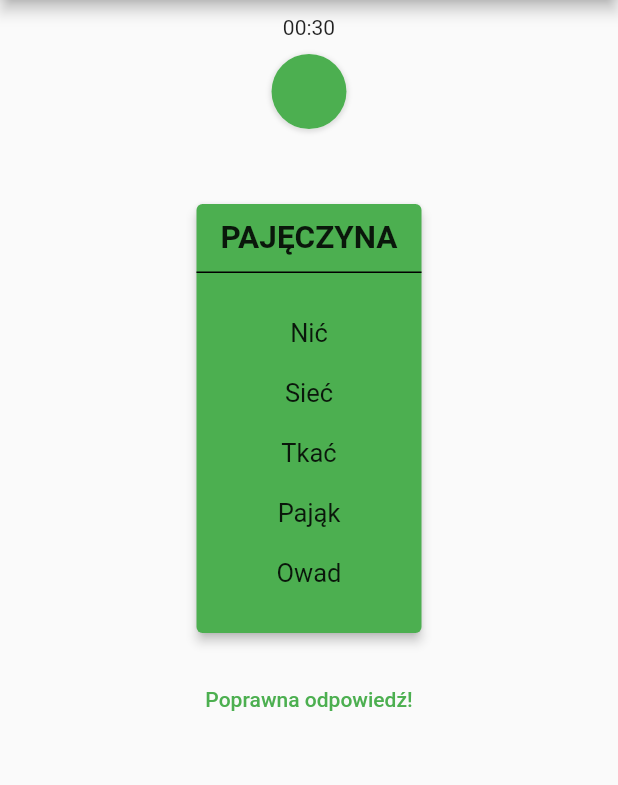
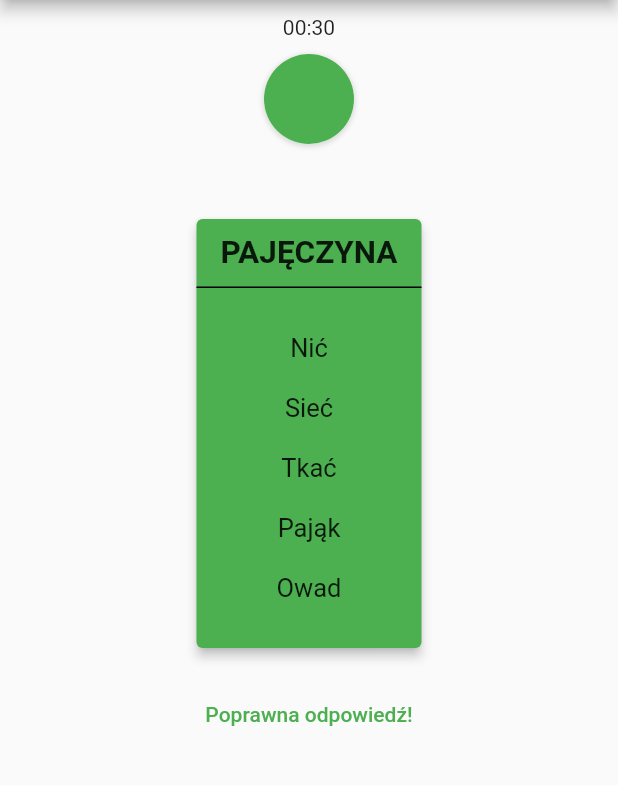
Before and after one commit to kluku/tabu, a Flutter app: the screen it shows after launch, after a tap on "Poprawna odpowiedź!", on a phone screen of 412 x 824 dp, the part 84-869 px from its top. Run offline on Flutter 3.47's test engine with Material 2 defaults, Android fonts, the phone set to English and light mode, and no system bars.

Commit message:
separate clock widget with breathing effect and HSV colors transition green -> red

```diff
--- /dev/null
+++ b/lib/clock.dart
@@ -0,0 +1,109 @@
+import 'package:flutter/material.dart';
+import 'dart:math';
+
+class TimerView extends StatefulWidget {
+
+  const TimerView({key: Key}) : super(key: key);
+
+  @override
+  TimerViewState createState() {
+    return new TimerViewState();
+  }
+}
+
+class TimerViewState extends State<TimerView>
+    with SingleTickerProviderStateMixin {
+  AnimationController _controller;
+
+  double ratio;
+  double sizeDelta = 0.0;
+
+  void setRatio(double ratio) {
+    this.ratio = ratio;
+  }
+
+  @override
+  void initState() {
+    super.initState();
+    _controller = new AnimationController(
+        duration: new Duration(milliseconds: 500), vsync: this);
+    _controller.addListener(() {
+      setState(() {
+        sizeDelta = _controller.value * 10.0;
+      });
+    });
+    _controller.addStatusListener((status) {
+      if (status == AnimationStatus.completed) {
+        _controller.reverse();
+      } else if (status == AnimationStatus.dismissed) {
+        _controller.forward();
+      }
+    });
+    _controller.forward(from: 0.0);
+  }
+
+  @override
+  void dispose() {
+    super.dispose();
+    _controller.dispose();
+  }
+
+  @override
+  Widget build(BuildContext context) {
+    return new Stack(
+      children: <Widget>[
+        new Container(
+          height: 50.0 + sizeDelta,
+          width: 50.0 + sizeDelta,
+          decoration: BoxDecoration(
+              shape: BoxShape.circle,
+              color: Colors.white,
+              boxShadow: [
+                new BoxShadow(
+                    color: Colors.black12,
+                    blurRadius: 2.0,
+                    spreadRadius: 1.0,
+                    offset: const Offset(0.0, 1.0))
+              ]),
+        ),
+        new Opacity(
+            opacity: 1.0,
+            child: new Container(
+                height: 50.0 + sizeDelta,
+                width: 50.0 + sizeDelta,
+                child: new CustomPaint(
+                  painter: new HandPainter(ratio))))
+      ],
+    );
+  }
+}
+
+class HandPainter extends CustomPainter {
+  Paint shapePaint;
+  double ratio;
+
+  HandPainter(double ratio) {
+    this.ratio = ratio;
+    shapePaint = new Paint();
+    shapePaint.color = HSVColor
+        .lerp(new HSVColor.fromColor(Colors.red),
+            new HSVColor.fromColor(Colors.green), ratio)
+        .toColor();
+    shapePaint.style = PaintingStyle.fill;
+  }
+
+  @override
+  void paint(Canvas canvas, Size size) {
+    canvas.save();
+
+    canvas.drawArc(Rect.fromLTWH(0.0, 0.0, size.width, size.height), -pi / 2, ratio * 2 * pi,
+        true, shapePaint);
+
+    canvas.restore();
+  }
+
+  @override
+  bool shouldRepaint(CustomPainter oldDelegate) {
+    return true;
+  }
+}
--- a/lib/main.dart
+++ b/lib/main.dart
@@ -1,6 +1,7 @@
 import 'package:flutter/material.dart';
 import 'dart:math';
 import 'dart:async';
+import 'clock.dart';
 
 void main() => runApp(new MyApp());
 
@@ -81,6 +82,9 @@ class MyHomePage extends StatefulWidget {
 }
 
 class _MyHomePageState extends State<MyHomePage> {
+
+  final timerViewStateKey = GlobalKey<TimerViewState>(debugLabel: "Timer State");
+
   final int maxSeconds = 30;
 
   Timer timer;
@@ -113,6 +117,7 @@ class _MyHomePageState extends State<MyHomePage> {
       var minutes = (secondsLeft / 60).truncate();
       var seconds = secondsLeft % 60;
       timeLeft = '${'$minutes'.padLeft(2,'0')}:${'$seconds'.padLeft(2,'0')}';
+      timerViewStateKey.currentState.setRatio(secondsLeft / maxSeconds);
     });
   }
 
@@ -149,36 +154,13 @@ class _MyHomePageState extends State<MyHomePage> {
         ),
         body: new GestureDetector(
             onTap: () {
-              print('tap');
               nextCard();
             },
             child: new Center(
                 child: new Column(children: <Widget>[
               new Container(
                   padding: new EdgeInsets.all(10.0), child: new Text(timeLeft)),
-              new Stack(
-                children: <Widget>[
-                  new Container(
-                    width: 50.0,
-                    height: 50.0,
-                    decoration: BoxDecoration(
-                        shape: BoxShape.circle,
-                        color: Colors.white,
-                        boxShadow: [
-                          new BoxShadow(
-                              color: Colors.black12,
-                              blurRadius: 2.0,
-                              spreadRadius: 1.0,
-                              offset: const Offset(0.0, 1.0))
-                        ]),
-                  ),
-                  new Container(
-                      width: 50.0,
-                      height: 50.0,
-                      child: new CustomPaint(
-                          painter: new HandPainter(secondsLeft / maxSeconds)))
-                ],
-              ),
+              new TimerView(key: timerViewStateKey),
               new Card(
                 color: Colors.green,
                 elevation: 3.0,
@@ -228,57 +210,3 @@ class _MyHomePageState extends State<MyHomePage> {
             ]))));
   }
 }
-
-class HandPainter extends CustomPainter {
-  final List<Color> colors = [
-    Colors.green[500],
-    Colors.green[500],
-    Colors.green[500],
-    Colors.green[500],
-    Colors.green[400],
-    Colors.green[400],
-    Colors.green[400],
-    Colors.green[400],
-    Colors.green[300],
-    Colors.green[300],
-    Colors.green[300],
-    Colors.yellow[400],
-    Colors.yellow[500],
-    Colors.yellow[600],
-    Colors.yellow[700],
-    Colors.orange[500],
-    Colors.orange[600],
-    Colors.orange[700],
-    Colors.red[500],
-    Colors.red[600],
-    Colors.red[700],
-    Colors.red[800],
-    Colors.red[900],
-  ];
-
-  Paint shapePaint;
-  double ratio;
-
-  HandPainter(double ratio) {
-    this.ratio = ratio;
-    shapePaint = new Paint();
-    var colorId = (((colors.length - 1) * (1.0 - ratio)).abs()).truncate();
-    shapePaint.color = colors[colorId];
-    shapePaint.style = PaintingStyle.fill;
-  }
-
-  @override
-  void paint(Canvas canvas, Size size) {
-    canvas.save();
-
-    canvas.drawArc(Rect.fromLTWH(0.0, 0.0, 50.0, 50.0), -pi / 2, ratio * 2 * pi,
-        true, shapePaint);
-
-    canvas.restore();
-  }
-
-  @override
-  bool shouldRepaint(CustomPainter oldDelegate) {
-    return true;
-  }
-}
```
